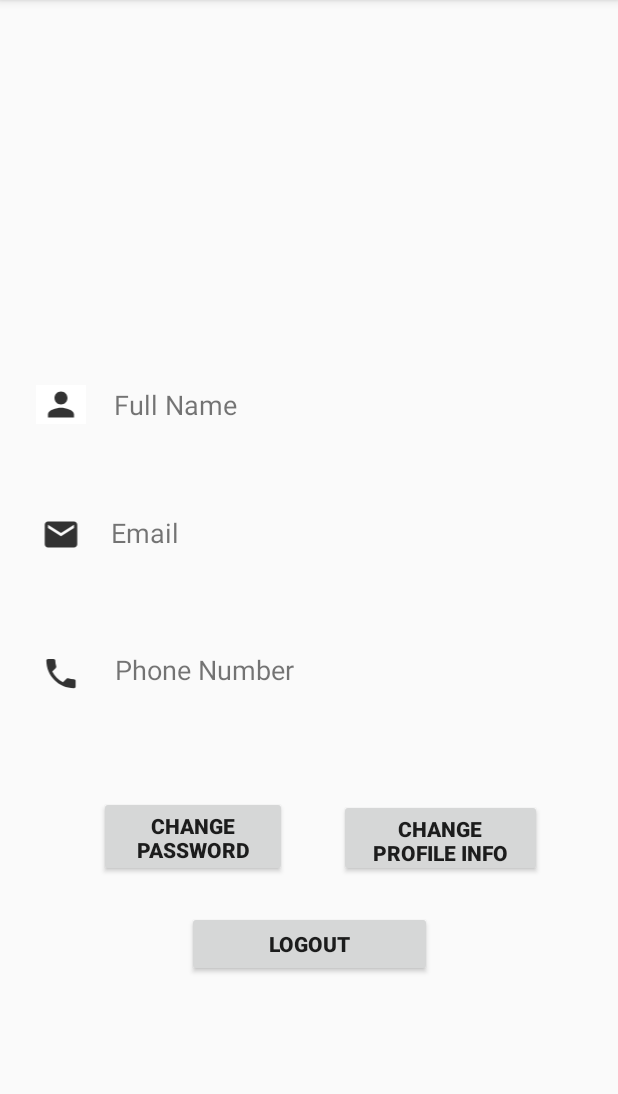
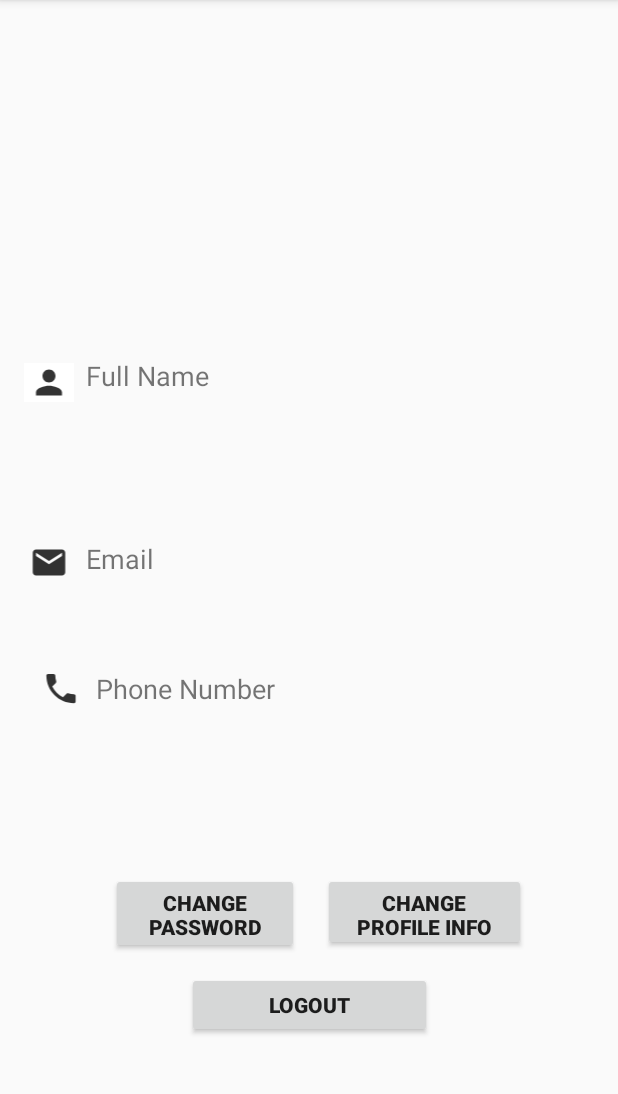
Before and after one commit to crosswind19/Cinema-Booking-App, an Android app: the activity_viewprofile screen opened directly, with no data from a screen before it, on a phone screen of 412 x 824 dp, the part 84-1178 px from its top. Run offline under Robolectric (Android 15) with nearby library versions, the light colour scheme and no system bars; our stand-ins replace Firebase (no records; nobody signed in at launch, a user with empty details on screens opened directly); 3 statements that could not run were skipped.

Commit message:
Rip my liver

```diff
--- a/app/src/main/java/com/example/groupproject/activity_signup.java
+++ b/app/src/main/java/com/example/groupproject/activity_signup.java
@@ -182,7 +182,7 @@ public class activity_signup extends AppCompatActivity {
 
     private void sendUserData(){
         FirebaseDatabase firebaseDatabase = FirebaseDatabase.getInstance();
-        DatabaseReference myRef = firebaseDatabase.getReference(fAuth.getUid());
+        DatabaseReference myRef = firebaseDatabase.getReference("User Info").child(fAuth.getUid());
         StorageReference imageReference = storageReference.child(fAuth.getUid()).child("Images").child("Profile Pic");
 
         UploadTask uploadTask = imageReference.putFile(imagePath);
--- a/app/src/main/java/com/example/groupproject/activity_viewprofile.java
+++ b/app/src/main/java/com/example/groupproject/activity_viewprofile.java
@@ -73,9 +73,9 @@ public class activity_viewprofile extends AppCompatActivity {
         firebaseDatabase = FirebaseDatabase.getInstance();
         firebaseStorage = FirebaseStorage.getInstance();
 
-        DatabaseReference databaseReference = firebaseDatabase.getReference(firebaseAuth.getUid());
+        DatabaseReference databaseReference = firebaseDatabase.getReference("User Info").child(firebaseAuth.getUid());
 
-        StorageReference storageReference = firebaseStorage.getReference();
+        storageReference = firebaseStorage.getReference();
 
         StorageReference mImageRef = FirebaseStorage.getInstance().getReference().child(firebaseAuth.getUid()).child("Images").child("Profile Pic");
         final long ONE_MEGABYTE = 1024 * 1024;
@@ -101,9 +101,13 @@ public class activity_viewprofile extends AppCompatActivity {
         databaseReference.addValueEventListener(new ValueEventListener() {
             @Override
             public void onDataChange(@NonNull DataSnapshot snapshot) {
-                String Email = snapshot.child("EmailAddress").getValue().toString();
-                String Name = snapshot.child("Name").getValue().toString();
-                String Phone = snapshot.child("Phone").getValue().toString();
+//                UserProfile classUserProfile = snapshot.getValue(UserProfile.class);
+//                pName.setText("Name: " + classUserProfile.getName());
+//                pEmail.setText("Email: " + classUserProfile.getEmailAddress());
+//                pPhone.setText("Phone: " + classUserProfile.getPhone());
+                String Email = snapshot.child("emailAddress").getValue().toString();
+                String Name = snapshot.child("name").getValue().toString();
+                String Phone = snapshot.child("phone").getValue().toString();
                 pName.setText(Name);
                 pEmail.setText(Email);
                 pPhone.setText(Phone);
--- a/app/src/main/res/layout/activity_viewprofile.xml
+++ b/app/src/main/res/layout/activity_viewprofile.xml
@@ -15,10 +15,10 @@
         android:textSize="20sp"
         app:layout_constraintBottom_toBottomOf="parent"
         app:layout_constraintEnd_toEndOf="parent"
-        app:layout_constraintHorizontal_bias="0.513"
+        app:layout_constraintHorizontal_bias="0.426"
         app:layout_constraintStart_toStartOf="parent"
         app:layout_constraintTop_toBottomOf="@+id/tv_email1"
-        app:layout_constraintVertical_bias="0.0" />
+        app:layout_constraintVertical_bias="0.042" />
 
     <TextView
         android:id="@+id/tv_ProfilePhone"
@@ -29,139 +29,134 @@
         android:textSize="20sp"
         app:layout_constraintBottom_toBottomOf="parent"
         app:layout_constraintEnd_toEndOf="parent"
-        app:layout_constraintHorizontal_bias="0.304"
+        app:layout_constraintHorizontal_bias="0.225"
         app:layout_constraintStart_toStartOf="parent"
         app:layout_constraintTop_toBottomOf="@+id/textView4"
-        app:layout_constraintVertical_bias="0.0" />
-
-    <ImageView
-        android:id="@+id/iv_profilePic"
-        android:layout_width="180dp"
-        android:layout_height="180dp"
-        app:layout_constraintBottom_toBottomOf="parent"
-        app:layout_constraintEnd_toEndOf="parent"
-        app:layout_constraintHorizontal_bias="0.497"
-        app:layout_constraintStart_toStartOf="parent"
-        app:layout_constraintTop_toTopOf="parent"
-        app:layout_constraintVertical_bias="0.067"
-        tools:srcCompat="@tools:sample/avatars" />
+        app:layout_constraintVertical_bias="0.067" />
 
     <ImageView
         android:id="@+id/imageView3"
         android:layout_width="33dp"
         android:layout_height="26dp"
+        android:layout_marginBottom="464dp"
         android:background="#FFFFFF"
         app:layout_constraintBottom_toBottomOf="parent"
         app:layout_constraintEnd_toEndOf="parent"
-        app:layout_constraintHorizontal_bias="0.063"
+        app:layout_constraintHorizontal_bias="0.042"
         app:layout_constraintStart_toStartOf="parent"
         app:layout_constraintTop_toBottomOf="@+id/iv_profilePic"
-        app:layout_constraintVertical_bias="0.071"
+        app:layout_constraintVertical_bias="0.827"
         app:srcCompat="@drawable/ic_name" />
 
     <TextView
         android:id="@+id/tv_name"
         android:layout_width="97dp"
         android:layout_height="20dp"
+        android:layout_marginBottom="468dp"
         android:text="Full Name"
         android:textSize="18sp"
         app:layout_constraintBottom_toBottomOf="parent"
         app:layout_constraintEnd_toEndOf="parent"
-        app:layout_constraintHorizontal_bias="0.242"
-        app:layout_constraintStart_toStartOf="parent"
+        app:layout_constraintHorizontal_bias="0.03"
+        app:layout_constraintStart_toEndOf="@+id/imageView3"
         app:layout_constraintTop_toBottomOf="@+id/iv_profilePic"
-        app:layout_constraintVertical_bias="0.072" />
+        app:layout_constraintVertical_bias="0.8" />
 
     <ImageView
         android:id="@+id/iv_email"
         android:layout_width="33dp"
         android:layout_height="26dp"
+        android:layout_marginBottom="380dp"
         app:layout_constraintBottom_toBottomOf="parent"
         app:layout_constraintEnd_toEndOf="parent"
-        app:layout_constraintHorizontal_bias="0.063"
+        app:layout_constraintHorizontal_bias="0.042"
         app:layout_constraintStart_toStartOf="parent"
-        app:layout_constraintTop_toBottomOf="@+id/iv_profilePic"
-        app:layout_constraintVertical_bias="0.237"
+        app:layout_constraintTop_toBottomOf="@+id/tv_ProfileName"
+        app:layout_constraintVertical_bias="1.0"
         app:srcCompat="@drawable/ic_email" />
 
     <TextView
         android:id="@+id/tv_email1"
         android:layout_width="wrap_content"
         android:layout_height="wrap_content"
+        android:layout_marginBottom="380dp"
         android:text="Email"
         android:textSize="18sp"
         app:layout_constraintBottom_toBottomOf="parent"
         app:layout_constraintEnd_toEndOf="parent"
-        app:layout_constraintHorizontal_bias="0.201"
-        app:layout_constraintStart_toStartOf="parent"
-        app:layout_constraintTop_toBottomOf="@+id/iv_profilePic"
-        app:layout_constraintVertical_bias="0.236" />
+        app:layout_constraintHorizontal_bias="0.025"
+        app:layout_constraintStart_toEndOf="@+id/iv_email"
+        app:layout_constraintTop_toBottomOf="@+id/tv_ProfileName"
+        app:layout_constraintVertical_bias="0.92" />
 
     <ImageView
         android:id="@+id/iv_phone"
         android:layout_width="33dp"
         android:layout_height="26dp"
+        android:layout_marginBottom="296dp"
         app:layout_constraintBottom_toBottomOf="parent"
         app:layout_constraintEnd_toEndOf="parent"
         app:layout_constraintHorizontal_bias="0.063"
         app:layout_constraintStart_toStartOf="parent"
-        app:layout_constraintTop_toBottomOf="@+id/iv_profilePic"
-        app:layout_constraintVertical_bias="0.414"
         app:srcCompat="@drawable/ic_phone" />
 
     <TextView
         android:id="@+id/textView4"
         android:layout_width="135dp"
         android:layout_height="23dp"
+        android:layout_marginBottom="292dp"
         android:text="Phone Number"
         android:textSize="18sp"
         app:layout_constraintBottom_toBottomOf="parent"
         app:layout_constraintEnd_toEndOf="parent"
-        app:layout_constraintHorizontal_bias="0.277"
-        app:layout_constraintStart_toStartOf="parent"
-        app:layout_constraintTop_toBottomOf="@+id/iv_profilePic"
-        app:layout_constraintVertical_bias="0.409" />
+        app:layout_constraintHorizontal_bias="0.031"
+        app:layout_constraintStart_toEndOf="@+id/iv_phone"
+        app:layout_constraintTop_toBottomOf="@+id/tv_ProfileEmail"
+        app:layout_constraintVertical_bias="0.777" />
 
     <Button
         android:id="@+id/btn_changeprofile"
         android:layout_width="135dp"
         android:layout_height="52dp"
+        android:layout_marginBottom="132dp"
         android:text="Change Profile Info"
         android:textSize="14sp"
         android:textStyle="bold"
         app:layout_constraintBottom_toBottomOf="parent"
         app:layout_constraintEnd_toEndOf="parent"
-        app:layout_constraintHorizontal_bias="0.818"
-        app:layout_constraintStart_toStartOf="parent"
-        app:layout_constraintTop_toBottomOf="@+id/iv_profilePic"
-        app:layout_constraintVertical_bias="0.631" />
+        app:layout_constraintHorizontal_bias="0.207"
+        app:layout_constraintStart_toEndOf="@+id/btn_changepass"
+        app:layout_constraintTop_toBottomOf="@+id/tv_ProfilePhone"
+        app:layout_constraintVertical_bias="0.971" />
 
     <Button
         android:id="@+id/btn_changepass"
         android:layout_width="125dp"
         android:layout_height="54dp"
+        android:layout_marginBottom="128dp"
         android:text="CHANGE PASSWORD"
         android:textSize="14sp"
         android:textStyle="bold"
         app:layout_constraintBottom_toBottomOf="parent"
         app:layout_constraintEnd_toEndOf="parent"
-        app:layout_constraintHorizontal_bias="0.23"
+        app:layout_constraintHorizontal_bias="0.258"
         app:layout_constraintStart_toStartOf="parent"
-        app:layout_constraintTop_toBottomOf="@+id/iv_profilePic"
-        app:layout_constraintVertical_bias="0.629" />
+        app:layout_constraintTop_toBottomOf="@+id/tv_ProfilePhone"
+        app:layout_constraintVertical_bias="0.943" />
 
     <Button
         android:id="@+id/btn_edit"
         android:layout_width="163dp"
         android:layout_height="44dp"
+        android:layout_marginBottom="76dp"
         android:text="LOGOUT"
         android:textSize="14sp"
         android:textStyle="bold"
         app:layout_constraintBottom_toBottomOf="parent"
         app:layout_constraintEnd_toEndOf="parent"
         app:layout_constraintStart_toStartOf="parent"
-        app:layout_constraintTop_toBottomOf="@+id/iv_profilePic"
-        app:layout_constraintVertical_bias="0.769" />
+        app:layout_constraintTop_toBottomOf="@+id/btn_changepass"
+        app:layout_constraintVertical_bias="1.0" />
 
     <TextView
         android:id="@+id/tv_ProfileName"
@@ -173,9 +168,21 @@
         android:textSize="20sp"
         app:layout_constraintBottom_toBottomOf="parent"
         app:layout_constraintEnd_toEndOf="parent"
-        app:layout_constraintHorizontal_bias="0.258"
+        app:layout_constraintHorizontal_bias="0.193"
         app:layout_constraintStart_toStartOf="parent"
         app:layout_constraintTop_toBottomOf="@+id/tv_name"
-        app:layout_constraintVertical_bias="0.0" />
+        app:layout_constraintVertical_bias="0.511" />
+
+    <ImageView
+        android:id="@+id/iv_profilePic"
+        android:layout_width="wrap_content"
+        android:layout_height="wrap_content"
+        app:layout_constraintBottom_toBottomOf="parent"
+        app:layout_constraintEnd_toEndOf="parent"
+        app:layout_constraintHorizontal_bias="0.498"
+        app:layout_constraintStart_toStartOf="parent"
+        app:layout_constraintTop_toTopOf="parent"
+        app:layout_constraintVertical_bias="0.091"
+        tools:srcCompat="@tools:sample/avatars" />
 
 </androidx.constraintlayout.widget.ConstraintLayout>
```
Also changed, not shown: app/src/main/java/com/example/groupproject/UserProfile.java (+30 -7 lines), app/src/main/java/com/example/groupproject/changeprofile.java (+6 -6 lines), app/src/main/res/layout/activity_changeprofile.xml (+26 -39 lines).
